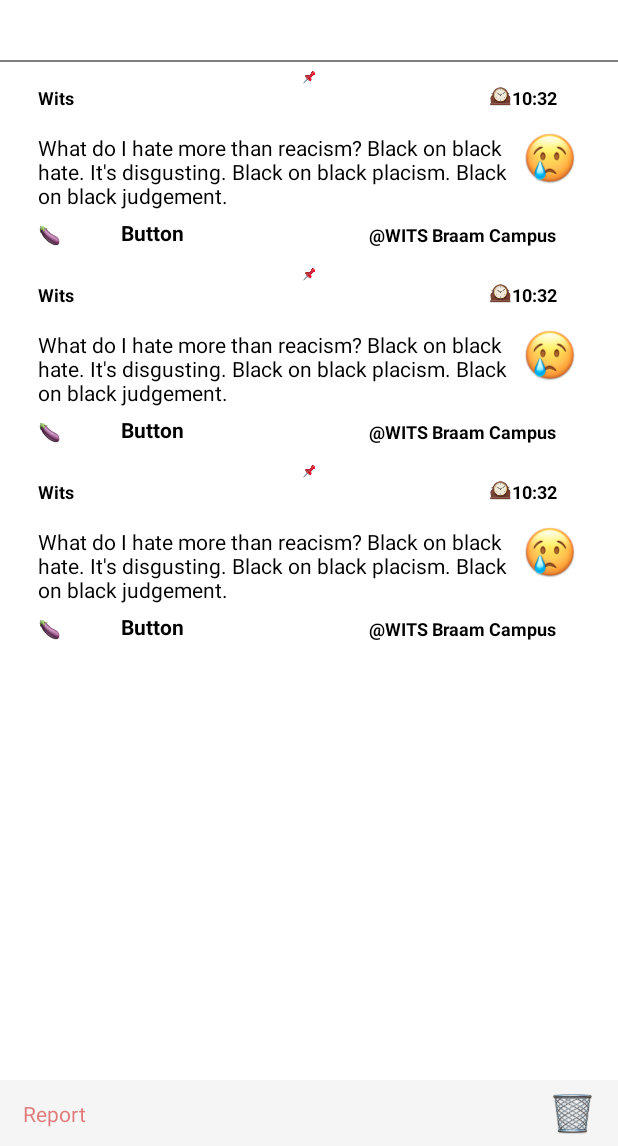
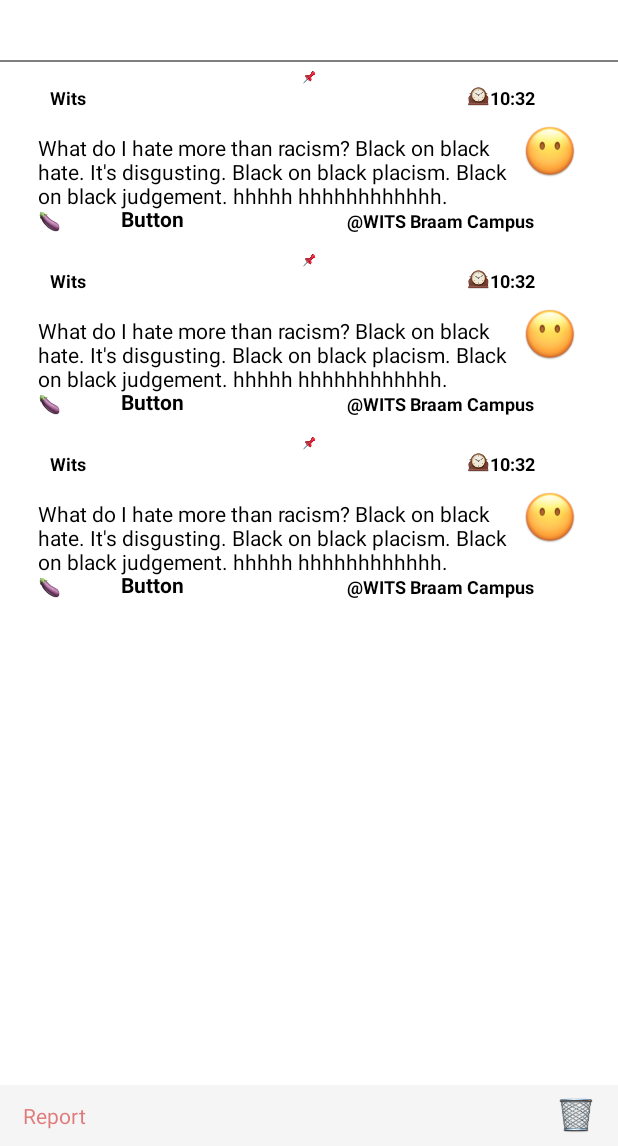
Before and after one commit to yomarfrancisco/anon_andrey, an Android app: the layout activity_message_board.xml on its own in the app's theme, with its tools: preview values and no code run, on a phone screen of 412 x 824 dp, the part 90-1236 px from its top. Run offline under Robolectric (Android 15) with nearby library versions, the phone set to English and light mode, and no system bars.

Commit message:
tweets UI, interactions

```diff
--- a/app/src/main/java/com/anontemp/android/CreateAccount.java
+++ b/app/src/main/java/com/anontemp/android/CreateAccount.java
@@ -203,7 +203,7 @@ public class CreateAccount extends FullscreenController implements View.OnClickL
 
                                         hideProgressDialog();
                                         Intent intent = new Intent(CreateAccount.this, DashBoard.class);
-                                        intent.setFlags(Intent.FLAG_ACTIVITY_NEW_TASK | Intent.FLAG_ACTIVITY_CLEAR_TASK);
+                                        intent.setFlags(Intent.FLAG_ACTIVITY_CLEAR_TASK | Intent.FLAG_ACTIVITY_NO_HISTORY);
                                         startActivity(intent);
 
                                     }
--- a/app/src/main/java/com/anontemp/android/DashBoard.java
+++ b/app/src/main/java/com/anontemp/android/DashBoard.java
@@ -275,7 +275,7 @@ public class DashBoard extends FullscreenController implements View.OnClickListe
                 intentFilter);
         if (ivPost != null) {
             ivPost.setImageDrawable(ContextCompat.getDrawable(DashBoard.this, R.mipmap.ic_pencil));
-            ivPost.setEnabled(false);
+            ivPost.setEnabled(true);
         }
 
     }
@@ -291,7 +291,7 @@ public class DashBoard extends FullscreenController implements View.OnClickListe
         switch (v.getId()) {
             case R.id.messageBoard:
                 Intent intent = new Intent(DashBoard.this, MessageBoard.class);
-                intent.addFlags(Intent.FLAG_ACTIVITY_NO_HISTORY);
+                intent.addFlags(Intent.FLAG_ACTIVITY_REORDER_TO_FRONT);
                 startActivity(intent);
                 Helper.downToUpTransition(DashBoard.this);
                 break;
@@ -312,7 +312,7 @@ public class DashBoard extends FullscreenController implements View.OnClickListe
                 break;
             case R.id.create_account:
                 intent = new Intent(DashBoard.this, CreateAccount.class);
-                intent.addFlags(Intent.FLAG_ACTIVITY_NO_HISTORY);
+                intent.addFlags(Intent.FLAG_ACTIVITY_SINGLE_TOP);
                 startActivity(intent);
                 Helper.downToUpTransition(DashBoard.this);
                 break;
--- a/app/src/main/java/com/anontemp/android/TermsAndPrivacy.java
+++ b/app/src/main/java/com/anontemp/android/TermsAndPrivacy.java
@@ -55,13 +55,13 @@ public class TermsAndPrivacy extends FullscreenController implements View.OnClic
                     intent.putExtra(ARG_PAGE_TYPE, PAGE_TYPE_PRIVACY);
 
                 }
-                intent.addFlags(Intent.FLAG_ACTIVITY_NO_HISTORY);
+                intent.addFlags(Intent.FLAG_ACTIVITY_SINGLE_TOP);
                 startActivity(intent);
                 Helper.downToUpTransition(TermsAndPrivacy.this);
                 break;
             case R.id.tempLoginLink:
                 intent = new Intent(TermsAndPrivacy.this, Login.class);
-                intent.addFlags(Intent.FLAG_ACTIVITY_NO_HISTORY);
+                intent.addFlags(Intent.FLAG_ACTIVITY_SINGLE_TOP);
                 startActivity(intent);
                 Helper.downToUpTransition(TermsAndPrivacy.this);
                 break;
--- a/app/src/main/java/com/anontemp/android/WhiteSplash.java
+++ b/app/src/main/java/com/anontemp/android/WhiteSplash.java
@@ -17,7 +17,7 @@ public class WhiteSplash extends FullscreenController {
     protected void onCreate(Bundle savedInstanceState) {
         super.onCreate(savedInstanceState);
 
-        final ImageView image = (ImageView) findViewById(R.id.ivHand);
+        final ImageView image = findViewById(R.id.ivHand);
         Animation animation = AnimationUtils.loadAnimation(this, R.anim.hand);
 
 
@@ -33,7 +33,7 @@ public class WhiteSplash extends FullscreenController {
                     @Override
                     public void onClick(View v) {
                         Intent intent = new Intent(WhiteSplash.this, MapsActivity.class);
-                        intent.addFlags(Intent.FLAG_ACTIVITY_NO_HISTORY);
+                        intent.addFlags(Intent.FLAG_ACTIVITY_CLEAR_TASK);
                         startActivity(intent);
                         Helper.downToUpTransition(WhiteSplash.this);
                     }
--- a/app/src/main/res/layout/activity_message_board.xml
+++ b/app/src/main/res/layout/activity_message_board.xml
@@ -82,11 +82,9 @@
         android:layout_width="0dp"
         android:layout_height="wrap_content"
         android:background="#f5f5f5"
-        android:orientation="horizontal"
         app:layout_constraintBottom_toBottomOf="parent"
         app:layout_constraintLeft_toLeftOf="parent"
-        app:layout_constraintRight_toRightOf="parent"
-        app:layout_constraintTop_toBottomOf="@+id/separator2">
+        app:layout_constraintRight_toRightOf="parent">
 
         <TextView
             android:id="@+id/report"
@@ -101,15 +99,31 @@
             android:textColor="@color/red_alpha"
             android:textSize="14sp" />
 
-        <ImageView
-            android:id="@+id/delete"
-            android:layout_width="30dp"
-            android:layout_height="30dp"
+        <LinearLayout
+            android:id="@+id/trashLayout"
+            android:layout_width="wrap_content"
+            android:layout_height="wrap_content"
             android:layout_alignParentEnd="true"
             android:layout_centerVertical="true"
             android:layout_marginBottom="15dp"
             android:layout_marginEnd="15dp"
-            android:src="@mipmap/ic_basket" />
+            android:clickable="true"
+            android:orientation="horizontal">
+
+            <ImageView
+                android:id="@+id/delete"
+                android:layout_width="25dp"
+                android:layout_height="25dp"
+                android:src="@mipmap/ic_basket" />
+
+            <TextView
+                android:id="@+id/trashTime"
+                android:layout_width="wrap_content"
+                android:layout_height="wrap_content"
+                android:layout_gravity="center_vertical"
+                android:gravity="center_vertical"
+                android:textSize="14sp" />
+        </LinearLayout>
 
 
     </RelativeLayout>
--- a/app/src/main/res/layout/c_dial.xml
+++ b/app/src/main/res/layout/c_dial.xml
@@ -8,11 +8,11 @@
     android:orientation="vertical">
 
     <TextView
+        android:id="@+id/text"
         android:layout_width="247dp"
         android:layout_height="wrap_content"
         android:layout_gravity="center_horizontal"
         android:layout_marginTop="20dp"
-        android:text="@string/lock_info"
         android:textSize="18sp"
         android:textStyle="bold" />
 
--- a/app/src/main/res/layout/tweet.xml
+++ b/app/src/main/res/layout/tweet.xml
@@ -3,9 +3,10 @@
     android:layout_width="match_parent"
     android:layout_height="wrap_content"
     android:layout_marginBottom="8dp"
-    android:layout_marginLeft="25dp"
-    android:layout_marginRight="25dp"
+    android:layout_marginEnd="25dp"
+    android:layout_marginStart="25dp"
     android:layout_marginTop="5dp"
+    android:minHeight="90dp"
     android:minWidth="150dp">
 
     <ImageView
@@ -20,6 +21,7 @@
         android:layout_width="wrap_content"
         android:layout_height="wrap_content"
         android:layout_alignParentStart="true"
+        android:layout_marginStart="8dp"
         android:layout_marginTop="10dp"
         android:text="Wits"
         android:textSize="12sp"
@@ -30,7 +32,7 @@
         android:layout_width="wrap_content"
         android:layout_height="wrap_content"
         android:layout_alignParentEnd="true"
-        android:layout_marginRight="15dp"
+        android:layout_marginEnd="30dp"
         android:layout_marginTop="10dp"
         android:text="10:32"
         android:textSize="12sp"
@@ -49,26 +51,25 @@
         android:layout_height="match_parent"
 
         android:layout_alignParentEnd="true"
-        android:layout_below="@id/firstName"
         android:layout_centerVertical="true"
         android:layout_marginTop="10dp"
-        android:src="@mipmap/ic_crying" />
+        android:src="@mipmap/ic_face" />
 
     <TextView
         android:id="@+id/body"
         android:layout_width="match_parent"
         android:layout_height="wrap_content"
         android:layout_below="@id/firstName"
+        android:layout_marginBottom="15dp"
         android:layout_marginTop="15dp"
         android:layout_toLeftOf="@id/mood"
-        android:text="What do I hate more than reacism? Black on black hate. It's disgusting. Black on black placism. Black on black judgement." />
+        android:text="What do I hate more than racism? Black on black hate. It's disgusting. Black on black placism. Black on black judgement. hhhhh hhhhhhhhhhhh." />
 
     <ImageView
         android:id="@+id/gender"
         android:layout_width="15dp"
         android:layout_height="15dp"
         android:layout_alignParentBottom="true"
-        android:layout_below="@id/body"
         android:src="@mipmap/ic_aubergine" />
 
     <TextView
@@ -76,9 +77,7 @@
         android:layout_width="wrap_content"
         android:layout_height="wrap_content"
         android:layout_alignParentBottom="true"
-        android:layout_below="@id/body"
         android:layout_centerHorizontal="true"
-        android:layout_marginBottom="5dp"
         android:layout_marginLeft="40dp"
         android:layout_toRightOf="@id/gender"
         android:text="Button"
@@ -90,8 +89,7 @@
         android:layout_height="wrap_content"
         android:layout_alignParentBottom="true"
         android:layout_alignParentEnd="true"
-        android:layout_below="@id/body"
-        android:layout_marginRight="15dp"
+        android:layout_marginRight="30dp"
         android:text="\@WITS Braam Campus"
         android:textSize="12sp"
         android:textStyle="bold" />
--- a/app/src/main/res/values/strings.xml
+++ b/app/src/main/res/values/strings.xml
@@ -91,4 +91,10 @@
     <string name="message_long">Your message is too long. Max 140 characters allowed.</string>
     <string name="location_default">Ex network</string>
     <string name="user_deleted">Your account was deleted by some reason, sorry. We will redirect you to log in page once again.</string>
+    <string name="anon_mail">anontheapp@gmail.com</string>
+    <string name="mail_subject">Reporting an anon. post</string>
+    <string name="mail_body">Hi, Sorry if someone said something that offended you. We want you to be comfortable using the app so let us know what time it was posted and in which network the post was sent from.\n The Anon Team</string>
+    <string name="trash_time_alert">All these posts will disappear in %1$s.</string>
+    <string name="mail_error_title">Could Not Send Email</string>
+    <string name="mail_error_body">Your device could not send e-mail.  Please check e-mail configuration and try again.</string>
 </resources>
```
Also changed, not shown: app/src/main/java/com/anontemp/android/FullscreenController.java (+40 -0 lines), app/src/main/java/com/anontemp/android/Login.java (+11 -2 lines), app/src/main/java/com/anontemp/android/MapsActivity.java (+35 -11 lines), app/src/main/java/com/anontemp/android/MessageBoard.java (+52 -0 lines).
